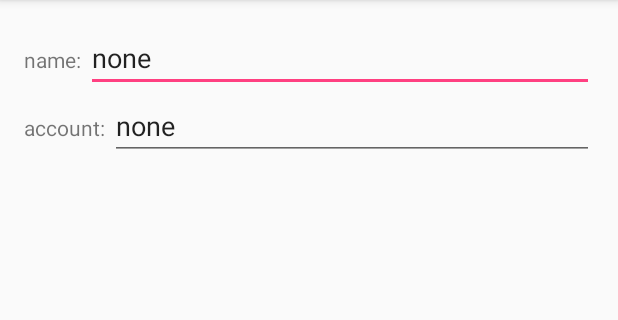
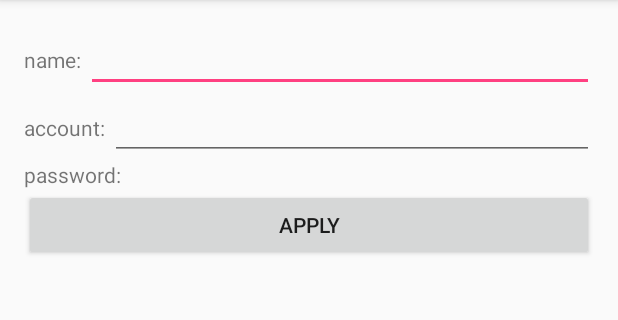
Before and after one commit to HPJ1996/Scoober, an Android app: the PersonalInfoActivity screen opened directly, with no data from a screen before it, on a phone screen of 412 x 824 dp, the part 84-404 px from its top. Run offline under Robolectric (Android 15) with nearby library versions, the phone set to English and light mode, and no system bars.

Commit message:
change personal info

```diff
--- a/app/src/main/java/com/example/hpj_1996/scoober/PersonalInfoActivity.java
+++ b/app/src/main/java/com/example/hpj_1996/scoober/PersonalInfoActivity.java
@@ -1,9 +1,17 @@
 package com.example.hpj_1996.scoober;
 
+import android.content.ContentValues;
 import android.content.SharedPreferences;
+import android.database.Cursor;
+import android.database.sqlite.SQLiteDatabase;
 import android.support.v7.app.AppCompatActivity;
 import android.os.Bundle;
+import android.util.Log;
+import android.view.View;
+import android.widget.Button;
 import android.widget.EditText;
+import android.widget.TextView;
+import android.widget.Toast;
 
 public class PersonalInfoActivity extends AppCompatActivity {
     private final static String NAME = "NAME";
@@ -12,6 +20,11 @@ public class PersonalInfoActivity extends AppCompatActivity {
 
     private EditText editName;
     private EditText editAccount;
+    private TextView fixPassword;
+    private SQLiteDatabase db;
+    private Button applyPersonalInfo;
+    String account;
+    Cursor accountCursor;
 
     @Override
     protected void onCreate(Bundle savedInstanceState) {
@@ -20,21 +33,55 @@ public class PersonalInfoActivity extends AppCompatActivity {
 
         editName = (EditText)findViewById(R.id.edit_name);
         editAccount = (EditText)findViewById(R.id.edit_account);
+        fixPassword = (TextView)findViewById(R.id.fix_password);
+        applyPersonalInfo = (Button)findViewById(R.id.apply_personal_info);
 
-        SharedPreferences pref = getSharedPreferences(PERSONAL_INFO,
-                MODE_PRIVATE);
-        editName.setText(pref.getString(NAME, "none"));
-        editAccount.setText(pref.getString(ACCOUNT, "none"));
+        try{
+            account = getIntent().getStringExtra("account");
+            accountCursor = findAccount(account);
+            applyPersonalInfo.setOnClickListener(new ApplyListener());
+
+            Log.d("info", "name: " + accountCursor.getString(0));
+            Log.d("info", "account: " + accountCursor.getString(1));
+            Log.d("info", "password: " + accountCursor.getString(2));
+
+            //set personal info
+            editName.setText(accountCursor.getString(0));
+            editAccount.setText(accountCursor.getString(1));
+            fixPassword.setText(accountCursor.getString(2));
+        }catch (NotFoundAccountException e){
+            Log.d("info", e.getMessage());
+        }
     }
 
-    @Override
-    public void onStop() {
-        super.onStop();
-        SharedPreferences pref = getSharedPreferences(PERSONAL_INFO,
-                MODE_PRIVATE);
-        SharedPreferences.Editor preEdt = pref.edit();
-        preEdt.putString(NAME, editName.getText().toString());
-        preEdt.putString(ACCOUNT, editAccount.getText().toString());
-        preEdt.commit();
+    private Cursor findAccount(String account) throws NotFoundAccountException{
+        db = new DBOpenHelper(this).getWritableDatabase();
+        Cursor cursor = db.rawQuery("select * from " + LoginActivity.ACCOUNT_TABLE, null);
+
+        cursor.moveToFirst();
+        for (int i = 0; i < cursor.getCount(); i++) {
+            if(cursor.getString(1).equals(account)){
+                return cursor;
+            }
+            cursor.moveToNext();
+        }
+        throw new NotFoundAccountException("Not found account: " + account);
+    }
+
+    class ApplyListener implements View.OnClickListener{
+
+        public void onClick(View v){
+            ContentValues contentValues = new ContentValues();
+            contentValues.put("name", editName.getText().toString());
+            contentValues.put("account", editAccount.getText().toString());
+            db.update(LoginActivity.ACCOUNT_TABLE, contentValues, "account='" + account + "'", null);
+            Log.d("info","change name: " + accountCursor.getString(0));
+        }
+    };
+}
+
+class NotFoundAccountException extends Exception{
+    public NotFoundAccountException(String message){
+        super(message);
     }
 }
--- a/app/src/main/res/layout/activity_personal_info.xml
+++ b/app/src/main/res/layout/activity_personal_info.xml
@@ -37,4 +37,23 @@
             android:layout_height="wrap_content"/>
     </LinearLayout>
 
+    <LinearLayout
+        android:layout_width="match_parent"
+        android:layout_height="wrap_content">
+
+        <TextView
+            android:text="password: "
+            android:layout_width="wrap_content"
+            android:layout_height="wrap_content"/>
+        <TextView
+            android:id="@+id/fix_password"
+            android:layout_width="match_parent"
+            android:layout_height="wrap_content"/>
+    </LinearLayout>
+
+    <Button android:id="@+id/apply_personal_info"
+        android:text="apply"
+        android:layout_width="match_parent"
+        android:layout_height="wrap_content" />
+
 </LinearLayout>
```
Also changed, not shown: app/src/main/java/com/example/hpj_1996/scoober/LoginActivity.java (+24 -26 lines), app/src/main/java/com/example/hpj_1996/scoober/SideActivity.java (+17 -6 lines), app/src/main/res/layout/content_side.xml (+7 -6 lines).
